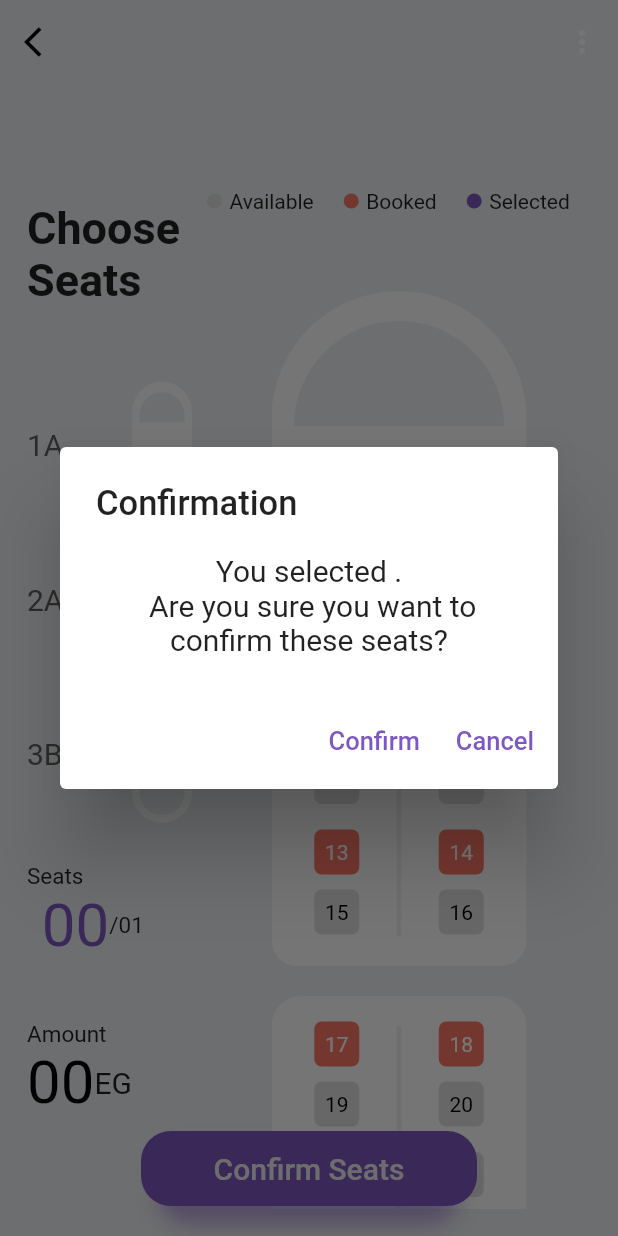
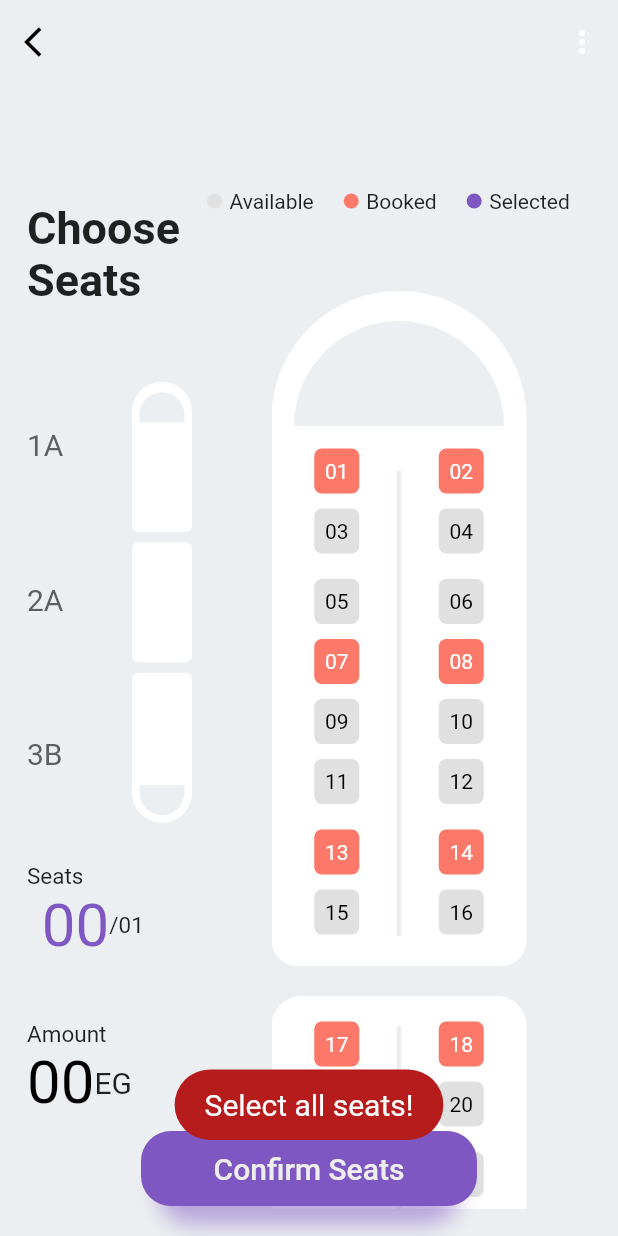
Before and after one commit to A1aaAhmed/graduation_project_app, a Flutter app: the Seats screen opened directly, after a tap on "Confirm Seats", on a phone screen of 412 x 824 dp. Run offline on Flutter 3.47's test engine with Material 2 defaults, Android fonts, the phone set to English and light mode, and no system bars; our stand-ins replace bloc, cloud_firestore, conditional_builder_null_safety, firebase_auth, firebase_core, flutter_bloc and 5 more; missing offline and left inert: graduation_proj; accounts and stored records are empty.

Commit message:
solved the problem from conf to ticket

```diff
--- a/lib/main.dart
+++ b/lib/main.dart
@@ -44,3 +44,4 @@ class _MyAppState extends State<MyApp> {
     );
   }
 }
+//Trans()
--- a/lib/modules/seats_screen/seats_layout.dart
+++ b/lib/modules/seats_screen/seats_layout.dart
@@ -1,6 +1,7 @@
 // ignore_for_file: sized_box_for_whitespace, avoid_unnecessary_containers
 import 'package:flutter/material.dart';
 import 'package:flutter_bloc/flutter_bloc.dart';
+import 'package:fluttertoast/fluttertoast.dart';
 import 'package:graduation_project_app/modules/seats_screen/cubit/cubit.dart';
 import 'package:graduation_project_app/modules/seats_screen/cubit/states.dart';
 import 'package:graduation_project_app/modules/seats_screen/widgets/confirmation.dart';
@@ -29,7 +30,7 @@ class _SeatsState extends State<Seats> {
     SelectModel(text: 'Booked', color: colortheme.saimon),
     SelectModel(text: 'Selected', color: colortheme.lightPurple),
   ];
-  List<String> gates = ['1A', '2A', '3B'];
+  List<String> gateType = ['1A', '2A', '3B'];
   // @override
   // void initState() {
   //   globals.numberOfSeats.value = 0;
@@ -93,7 +94,7 @@ class _SeatsState extends State<Seats> {
                                           child: ListView.separated(
                                               itemBuilder: (context, index) =>
                                                   Text(
-                                                    gates[index],
+                                                    gateType[index],
                                                     style: const TextStyle(
                                                         fontSize: 20,
                                                         color: Color.fromARGB(
@@ -104,7 +105,7 @@ class _SeatsState extends State<Seats> {
                                                       const SizedBox(
                                                         height: 80,
                                                       ),
-                                              itemCount: gates.length),
+                                              itemCount: gateType.length),
                                         )
                                       ],
                                     ),
@@ -125,16 +126,14 @@ class _SeatsState extends State<Seats> {
                                 children: [
                                   Text(
                                     numberOfSeats <= 9
-                                        ? ' 0${numberOfSeats}'
+                                        ? ' 0$numberOfSeats'
                                         : ' ',
                                     style: const TextStyle(
                                         fontSize: 40,
                                         color: colortheme.lightPurple),
                                   ),
                                   Text(
-                                    numberOfSeats <= 9
-                                        ? '/0${seats}'
-                                        : '/${seats}',
+                                    numberOfSeats <= 9 ? '/0$seats' : '/$seats',
                                     style: const TextStyle(fontSize: 15),
                                   ),
                                 ],
@@ -282,8 +281,21 @@ class _SeatsState extends State<Seats> {
                   child: button(
                     height: 50,
                     onpress: () async {
-                      print(selectedSeats);
-                      confirmSeats(context);
+                      if (selectedSeats.length == seats) {
+                        print(gateType);
+                        print(selectedSeats);
+                        print(gates);
+
+                        confirmSeats(context);
+                      } else {
+                        await Fluttertoast.showToast(
+                            msg: "Select all seats!",
+                            toastLength: Toast.LENGTH_LONG,
+                            backgroundColor: Colors.red[900],
+                            textColor: Colors.white,
+                            fontSize: 20,
+                            gravity: ToastGravity.BOTTOM);
+                      }
                     },
                     text: 'Confirm Seats',
                     width: 200,
--- a/lib/modules/seats_screen/widgets/confirmation.dart
+++ b/lib/modules/seats_screen/widgets/confirmation.dart
@@ -20,6 +20,7 @@ Future confirmSeats(BuildContext context) => showDialog(
           actions: [
             TextButton(
                 onPressed: () {
+
                   for (var ele in selectedSeats) {
                     if (int.parse(ele) >= 1 && int.parse(ele) <= 16) {
                       gates.add('1A');
```
Also changed, not shown: 1 other file.
